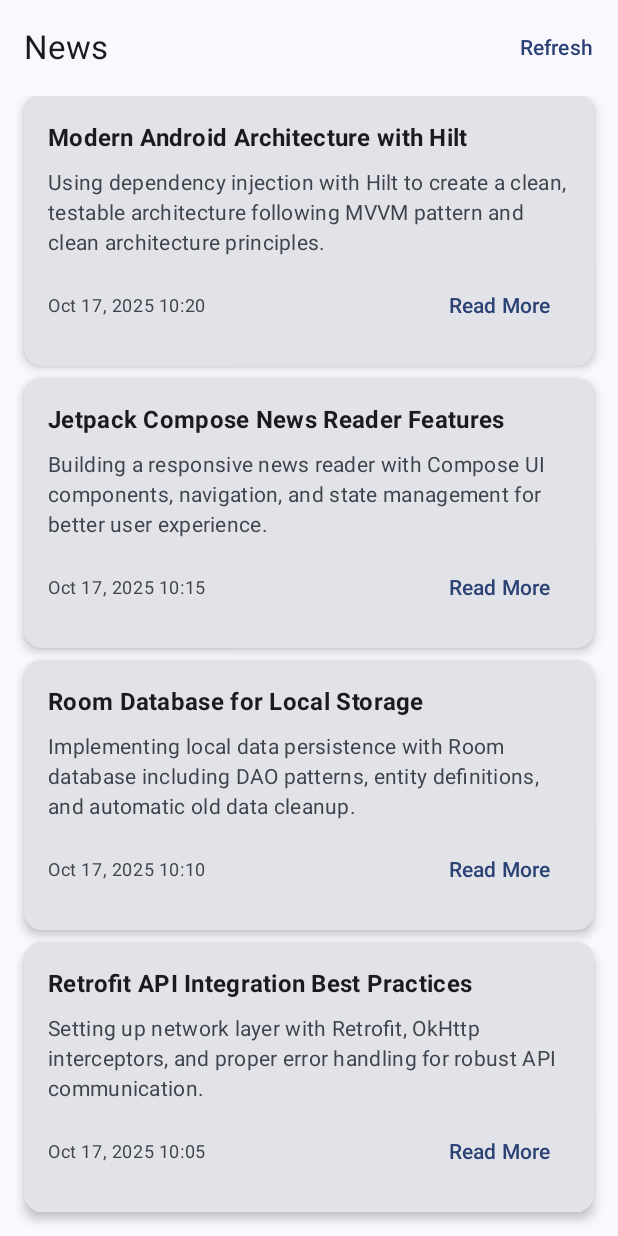
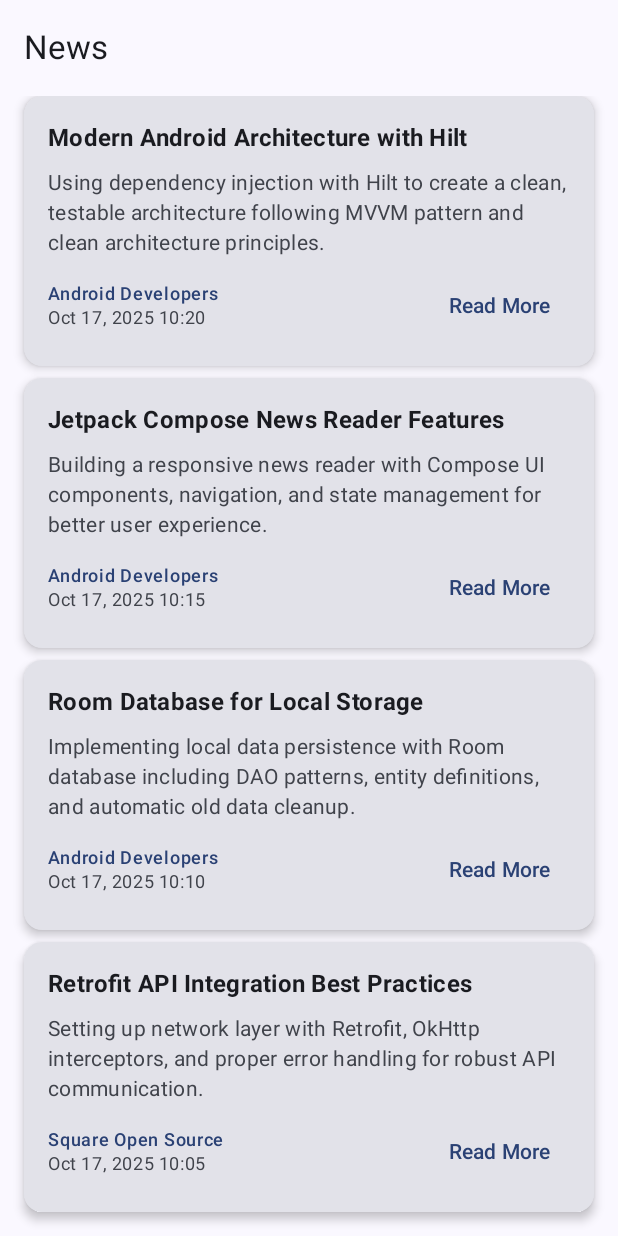
Before and after one commit to HappyHope4143/BubbleTea, an Android app built with Jetpack Compose: the NewsScreen screen opened through its navigation route, scrolled down 228 dp, on a phone screen of 412 x 824 dp. Run offline under Robolectric (Android 15) with nearby library versions, the phone set to English and light mode, and no system bars; our stand-ins replace Dagger/Hilt's generated code, Room's generated code, accompanist.

Commit message:
Add SwipeRefresh, source field, and click events to news UI
Co-authored-by: HappyHope4143 <220285817+HappyHope4143@users.noreply.github.com>

```diff
--- a/app/build.gradle
+++ b/app/build.gradle
@@ -80,6 +80,9 @@ dependencies {
     // ViewModel
     implementation 'androidx.lifecycle:lifecycle-viewmodel-compose:2.7.0'
 
+    // Accompanist for SwipeRefresh
+    implementation "com.google.accompanist:accompanist-swiperefresh:0.32.0"
+
     testImplementation 'junit:junit:4.13.2'
     testImplementation 'org.mockito:mockito-core:5.8.0'
     testImplementation 'org.jetbrains.kotlinx:kotlinx-coroutines-test:1.7.3'
--- a/app/src/main/java/com/happyhope/bubbletea/data/entity/NewsEntity.kt
+++ b/app/src/main/java/com/happyhope/bubbletea/data/entity/NewsEntity.kt
@@ -18,6 +18,9 @@ data class NewsEntity(
     @ColumnInfo(name = "url")
     val url: String,
 
+    @ColumnInfo(name = "source")
+    val source: String,
+
     @ColumnInfo(name = "created_at")
     val createdAt: Long = System.currentTimeMillis()
 )
--- a/app/src/main/java/com/happyhope/bubbletea/data/local/SampleNewsProvider.kt
+++ b/app/src/main/java/com/happyhope/bubbletea/data/local/SampleNewsProvider.kt
@@ -15,30 +15,35 @@ class SampleNewsProvider @Inject constructor() {
                 title = "BubbleTea App Data Layer Implementation Complete",
                 summary = "Successfully implemented Room database, Retrofit API integration, and Repository pattern for news data management with offline-first approach.",
                 url = "https://github.com/HappyHope4143/BubbleTea",
+                source = "BubbleTea Blog",
                 createdAt = currentTime - 300000 // 5 minutes ago
             ),
             NewsEntity(
                 title = "Modern Android Architecture with Hilt",
                 summary = "Using dependency injection with Hilt to create a clean, testable architecture following MVVM pattern and clean architecture principles.",
                 url = "https://developer.android.com/training/dependency-injection/hilt-android",
+                source = "Android Developers",
                 createdAt = currentTime - 600000 // 10 minutes ago
             ),
             NewsEntity(
                 title = "Jetpack Compose News Reader Features",
                 summary = "Building a responsive news reader with Compose UI components, navigation, and state management for better user experience.",
                 url = "https://developer.android.com/jetpack/compose",
+                source = "Android Developers",
                 createdAt = currentTime - 900000 // 15 minutes ago
             ),
             NewsEntity(
                 title = "Room Database for Local Storage",
                 summary = "Implementing local data persistence with Room database including DAO patterns, entity definitions, and automatic old data cleanup.",
                 url = "https://developer.android.com/training/data-storage/room",
+                source = "Android Developers",
                 createdAt = currentTime - 1200000 // 20 minutes ago
             ),
             NewsEntity(
                 title = "Retrofit API Integration Best Practices",
                 summary = "Setting up network layer with Retrofit, OkHttp interceptors, and proper error handling for robust API communication.",
                 url = "https://square.github.io/retrofit/",
+                source = "Square Open Source",
                 createdAt = currentTime - 1500000 // 25 minutes ago
             )
         )
--- a/app/src/main/java/com/happyhope/bubbletea/data/mapper/NewsDataMapper.kt
+++ b/app/src/main/java/com/happyhope/bubbletea/data/mapper/NewsDataMapper.kt
@@ -28,6 +28,7 @@ class NewsDataMapper @Inject constructor() {
             title = apiModel.title,
             summary = apiModel.description ?: "",
             url = apiModel.url,
+            source = apiModel.source?.name ?: "Unknown Source",
             createdAt = timestamp
         )
     }
@@ -38,6 +39,7 @@ class NewsDataMapper @Inject constructor() {
             title = entity.title,
             summary = entity.summary,
             url = entity.url,
+            source = entity.source,
             createdAt = entity.createdAt
         )
     }
--- a/app/src/main/java/com/happyhope/bubbletea/domain/model/News.kt
+++ b/app/src/main/java/com/happyhope/bubbletea/domain/model/News.kt
@@ -5,5 +5,6 @@ data class News(
     val title: String,
     val summary: String,
     val url: String,
+    val source: String,
     val createdAt: Long
 )
--- a/app/src/main/java/com/happyhope/bubbletea/presentation/news/NewsScreen.kt
+++ b/app/src/main/java/com/happyhope/bubbletea/presentation/news/NewsScreen.kt
@@ -1,5 +1,6 @@
 package com.happyhope.bubbletea.presentation.news
 
+import androidx.compose.foundation.clickable
 import androidx.compose.foundation.layout.*
 import androidx.compose.foundation.lazy.LazyColumn
 import androidx.compose.foundation.lazy.items
@@ -11,6 +12,8 @@ import androidx.compose.ui.text.font.FontWeight
 import androidx.compose.ui.text.style.TextOverflow
 import androidx.compose.ui.unit.dp
 import androidx.hilt.navigation.compose.hiltViewModel
+import com.google.accompanist.swiperefresh.SwipeRefresh
+import com.google.accompanist.swiperefresh.rememberSwipeRefreshState
 import com.happyhope.bubbletea.domain.model.News
 import java.text.SimpleDateFormat
 import java.util.*
@@ -21,6 +24,7 @@ fun NewsScreen(
     viewModel: NewsViewModel = hiltViewModel()
 ) {
     val uiState by viewModel.uiState.collectAsState()
+    val swipeRefreshState = rememberSwipeRefreshState(uiState.isRefreshing)
 
     Column(
         modifier = Modifier.fillMaxSize()
@@ -28,20 +32,6 @@ fun NewsScreen(
         TopAppBar(
             title = {
                 Text("News")
-            },
-            actions = {
-                if (uiState.isRefreshing) {
-                    CircularProgressIndicator(
-                        modifier = Modifier.size(24.dp),
-                        strokeWidth = 2.dp
-                    )
-                } else {
-                    TextButton(
-                        onClick = { viewModel.handleEvent(NewsEvent.RefreshNews) }
-                    ) {
-                        Text("Refresh")
-                    }
-                }
             }
         )
 
@@ -79,12 +69,19 @@ fun NewsScreen(
             }
 
             else -> {
+                SwipeRefresh(
+                    state = swipeRefreshState,
+                    onRefresh = { viewModel.handleEvent(NewsEvent.RefreshNews) }
+                ) {
                     LazyColumn(
                         contentPadding = PaddingValues(16.dp),
                         verticalArrangement = Arrangement.spacedBy(8.dp)
                     ) {
                         items(uiState.newsList) { news ->
-                        NewsItem(news = news)
+                            NewsItem(
+                                news = news,
+                                onClick = { viewModel.handleEvent(NewsEvent.NewsClicked(news)) }
+                            )
                         }
 
                         if (uiState.newsList.isEmpty()) {
@@ -98,6 +95,7 @@ fun NewsScreen(
                                         style = MaterialTheme.typography.bodyLarge,
                                         modifier = Modifier.padding(32.dp)
                                     )
+                                }
                             }
                         }
                     }
@@ -125,12 +123,15 @@ fun NewsScreen(
 @Composable
 fun NewsItem(
     news: News,
+    onClick: () -> Unit,
     modifier: Modifier = Modifier
 ) {
     val dateFormat = remember { SimpleDateFormat("MMM dd, yyyy HH:mm", Locale.getDefault()) }
 
     Card(
-        modifier = modifier.fillMaxWidth(),
+        modifier = modifier
+            .fillMaxWidth()
+            .clickable(onClick = onClick),
         elevation = CardDefaults.cardElevation(defaultElevation = 4.dp)
     ) {
         Column(
@@ -163,14 +164,22 @@ fun NewsItem(
                 horizontalArrangement = Arrangement.SpaceBetween,
                 verticalAlignment = Alignment.CenterVertically
             ) {
+                Column {
+                    Text(
+                        text = news.source,
+                        style = MaterialTheme.typography.labelMedium,
+                        color = MaterialTheme.colorScheme.primary,
+                        fontWeight = FontWeight.SemiBold
+                    )
                     Text(
                         text = dateFormat.format(Date(news.createdAt)),
                         style = MaterialTheme.typography.bodySmall,
                         color = MaterialTheme.colorScheme.onSurfaceVariant
                     )
+                }
 
                 TextButton(
-                    onClick = { /* Handle URL open */ }
+                    onClick = onClick
                 ) {
                     Text("Read More")
                 }
--- a/app/src/main/java/com/happyhope/bubbletea/presentation/news/NewsUiState.kt
+++ b/app/src/main/java/com/happyhope/bubbletea/presentation/news/NewsUiState.kt
@@ -13,4 +13,5 @@ sealed class NewsEvent {
     object LoadNews : NewsEvent()
     object RefreshNews : NewsEvent()
     data class RetryLoad(val message: String) : NewsEvent()
+    data class NewsClicked(val news: News) : NewsEvent()
 }
```
Also changed, not shown: app/src/main/java/com/happyhope/bubbletea/data/api/model/NewsApiModel.kt (+12 -1 lines), app/src/main/java/com/happyhope/bubbletea/presentation/news/NewsViewModel.kt (+7 -0 lines). Lines whose indentation alone changed are shown as unchanged.
